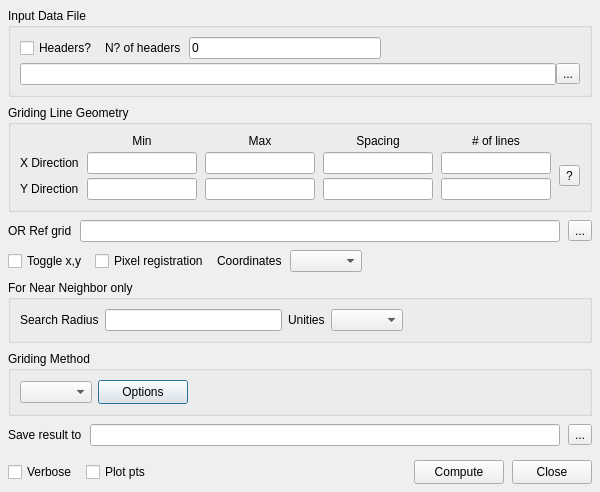
The window that deps/ui/interpolation_dialog.ui (GenericMappingTools/InteractiveGMT) describes before a commit, drawn with Qt 5.
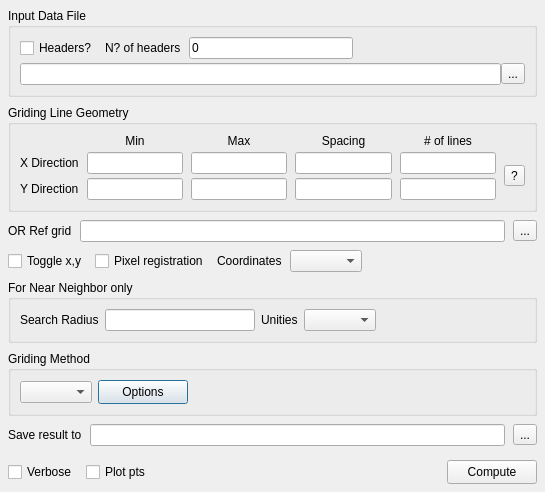
The same window after the commit.

Commit message: Let the Interpolation dialog be parkeable.

Diff of the .ui file:
```diff
--- a/deps/ui/interpolation_dialog.ui
+++ b/deps/ui/interpolation_dialog.ui
@@ -6,7 +6,7 @@
    <rect>
     <x>0</x>
     <y>0</y>
-    <width>600</width>
+    <width>545</width>
     <height>470</height>
    </rect>
   </property>
@@ -236,12 +236,6 @@
        <property name="text"><string>Compute</string></property>
       </widget>
      </item>
-     <item>
-      <widget class="QPushButton" name="push_close">
-       <property name="minimumSize"><size><width>70</width><height>24</height></size></property>
-       <property name="text"><string>Close</string></property>
-      </widget>
-     </item>
     </layout>
    </item>
   </layout>
```
Left out of the diff: 4 changed lines with no effect on the pictures. The commit also changes 1 other file.
